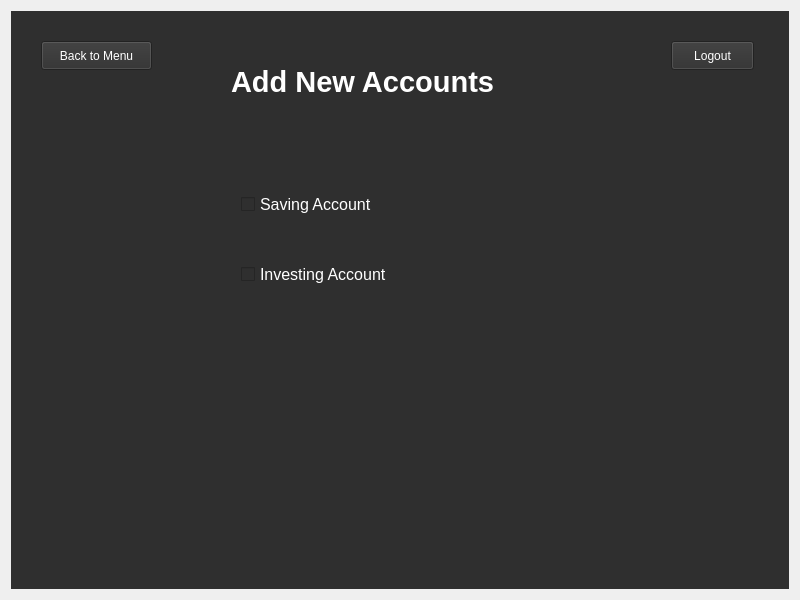
First picture: the form in EARNClientApp/clientapp.ui, repository nsmangat/nsmangat-COMP72070-Section1-Group3-EARNBankingSystem, before the edit.
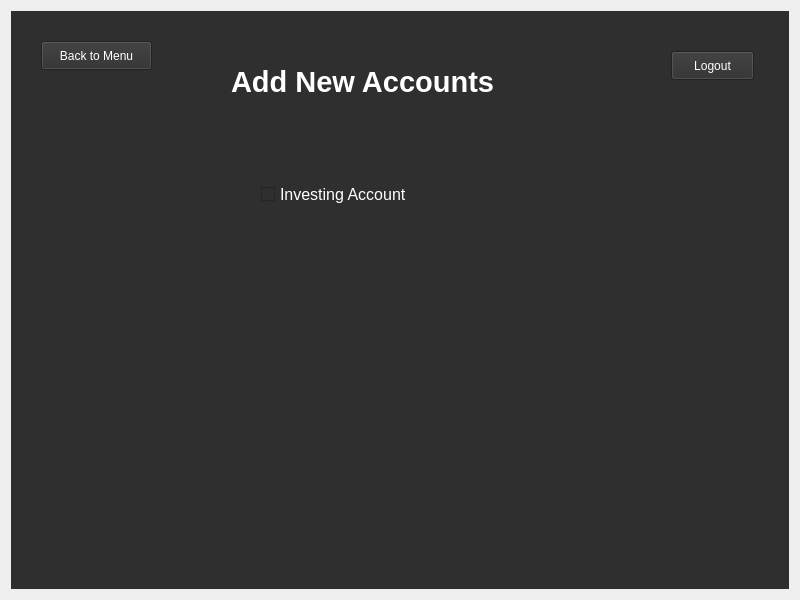
Second picture: the form after the edit. The open tabs and pages were chosen to show the change.

Commit message: Complete Add (Investing) Account page

Diff of the .ui file:
```diff
--- a/EARNClientApp/clientapp.ui
+++ b/EARNClientApp/clientapp.ui
@@ -958,29 +958,11 @@
         <string>Add New Accounts</string>
        </property>
       </widget>
-      <widget class="QCheckBox" name="SavingAcc_checkBox">
-       <property name="geometry">
-        <rect>
-         <x>230</x>
-         <y>180</y>
-         <width>171</width>
-         <height>26</height>
-        </rect>
-       </property>
-       <property name="font">
-        <font>
-         <pointsize>12</pointsize>
-        </font>
-       </property>
-       <property name="text">
-        <string>Saving Account</string>
-       </property>
-      </widget>
       <widget class="QCheckBox" name="InvestingAcc_checkBox">
        <property name="geometry">
         <rect>
-         <x>230</x>
-         <y>250</y>
+         <x>250</x>
+         <y>170</y>
          <width>191</width>
          <height>26</height>
         </rect>
@@ -998,7 +980,7 @@
        <property name="geometry">
         <rect>
          <x>660</x>
-         <y>30</y>
+         <y>40</y>
          <width>83</width>
          <height>29</height>
         </rect>
```
The commit also changes 3 other files.
